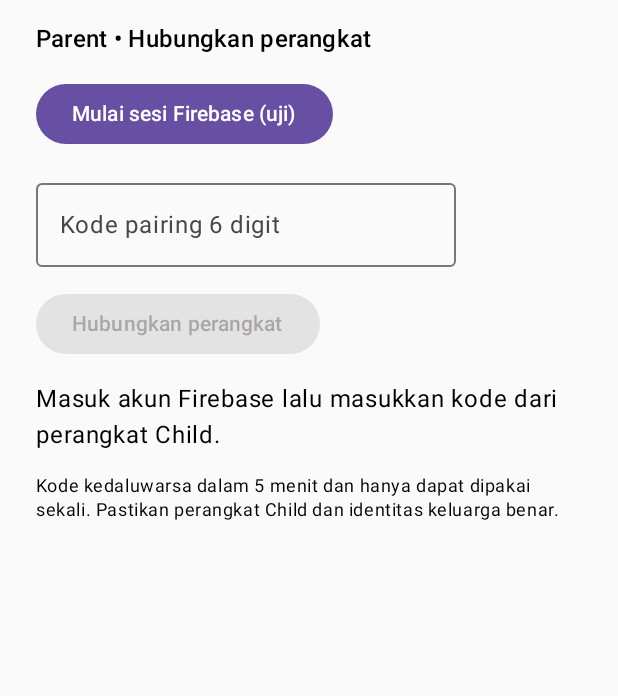
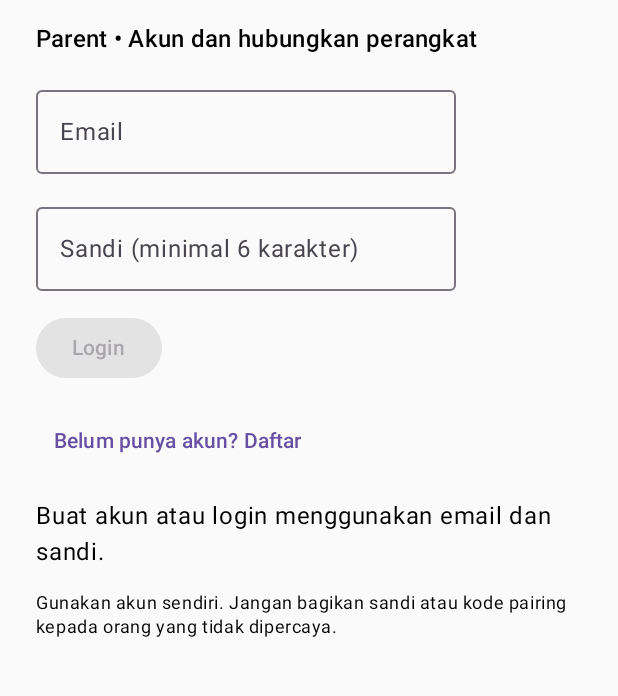
Before and after one commit to plegogel3-pixel/ruang-kendali-bersama, an Android app built with Jetpack Compose: the screen it shows after launch (MainActivity), on a phone screen of 412 x 824 dp, the part 90-786 px from its top. Run offline under Robolectric (Android 15) with nearby library versions, the phone set to English and light mode, and no system bars; our stand-ins replace Firebase (no records; nobody signed in at launch, a user with empty details on screens opened directly).

Commit message:
Add Parent email and password Firebase authentication

```diff
--- a/parent-app/src/main/java/id/plegogel3/ruangkendali/parent/MainActivity.kt
+++ b/parent-app/src/main/java/id/plegogel3/ruangkendali/parent/MainActivity.kt
@@ -7,6 +7,7 @@ import androidx.compose.foundation.layout.*
 import androidx.compose.material3.*
 import androidx.compose.runtime.*
 import androidx.compose.ui.Modifier
+import androidx.compose.ui.text.input.PasswordVisualTransformation
 import androidx.compose.ui.unit.dp
 import com.google.firebase.FirebaseApp
 import com.google.firebase.FirebaseOptions
@@ -25,27 +26,43 @@ class MainActivity : ComponentActivity() {
  }
  override fun onCreate(savedInstanceState:Bundle?){super.onCreate(savedInstanceState);setupFirebase()
   setContent { MaterialTheme {
-   var code by remember{mutableStateOf("")};var status by remember{mutableStateOf("Masuk akun Firebase lalu masukkan kode dari perangkat Child.")};var busy by remember{mutableStateOf(false)}
+   val auth=remember { if(FirebaseApp.getApps(this@MainActivity).isNotEmpty()) FirebaseAuth.getInstance() else null }
+   var signedIn by remember { mutableStateOf(auth?.currentUser!=null) }
+   var register by remember { mutableStateOf(false) }
+   var email by remember{mutableStateOf("")};var password by remember{mutableStateOf("")}
+   var code by remember{mutableStateOf("")};var status by remember{mutableStateOf("Buat akun atau login menggunakan email dan sandi.")};var busy by remember{mutableStateOf(false)}
    val scope=rememberCoroutineScope()
    Column(Modifier.fillMaxSize().padding(24.dp),verticalArrangement=Arrangement.spacedBy(14.dp)){
     Text("Ruang Kendali Bersama",style=MaterialTheme.typography.headlineMedium)
-    Text("Parent • Hubungkan perangkat",style=MaterialTheme.typography.titleMedium)
-    if(FirebaseApp.getApps(this@MainActivity).isNotEmpty()) Button(onClick={FirebaseAuth.getInstance().signInAnonymously().addOnSuccessListener{status="Sesi Firebase aktif. Masukkan kode Child."}.addOnFailureListener{status="Login gagal: ${it.message}"}}){Text("Mulai sesi Firebase (uji)")}
-    if(FirebaseApp.getApps(this@MainActivity).isEmpty())Text("Firebase belum dikonfigurasi. Atur API key, App ID, Project ID dan aktifkan Anonymous Authentication.")
+    Text("Parent • Akun dan hubungkan perangkat",style=MaterialTheme.typography.titleMedium)
+    if(auth==null) Text("Firebase belum dikonfigurasi. Periksa Firebase API key, App ID, Project ID.")
+    else if(!signedIn) {
+     OutlinedTextField(value=email,onValueChange={email=it.trim()},label={Text("Email")},singleLine=true)
+     OutlinedTextField(value=password,onValueChange={password=it},label={Text("Sandi (minimal 6 karakter)")},singleLine=true,visualTransformation=PasswordVisualTransformation())
+     Button(enabled=email.contains("@")&&password.length>=6&&!busy,onClick={
+      busy=true;status="Memproses akun…"
+      val task=if(register)auth.createUserWithEmailAndPassword(email,password) else auth.signInWithEmailAndPassword(email,password)
+      task.addOnSuccessListener{signedIn=true;status="Login berhasil. Sekarang masukkan kode Child.";password=""}
+       .addOnFailureListener{status=if(register)"Pendaftaran gagal: ${it.localizedMessage}" else "Login gagal: ${it.localizedMessage}"}
+       .addOnCompleteListener{busy=false}
+     }){Text(if(busy)"Memproses…" else if(register)"Daftar akun" else "Login")}
+     TextButton(onClick={register=!register;status=if(register)"Masukkan email dan sandi untuk membuat akun." else "Masuk dengan akun yang sudah dibuat."}){Text(if(register)"Sudah punya akun? Login" else "Belum punya akun? Daftar")}
+    } else {
+     Text("Login sebagai: ${auth.currentUser?.email ?: "akun Firebase"}")
+     TextButton(onClick={auth.signOut();signedIn=false;status="Anda sudah logout."}){Text("Logout")}
      OutlinedTextField(value=code,onValueChange={code=it.filter(Char::isDigit).take(6)},label={Text("Kode pairing 6 digit")},singleLine=true)
-    Button(enabled=code.length==6&&!busy&&FirebaseApp.getApps(this@MainActivity).isNotEmpty(),onClick={scope.launch{
+     Button(enabled=code.length==6&&!busy,onClick={scope.launch{
       busy=true
-     try{val user=FirebaseAuth.getInstance().currentUser
-      if(user==null){status="Belum login. Autentikasi Firebase perlu disiapkan.";return@launch}
+      try{val user=auth.currentUser ?: throw IllegalStateException("Silakan login kembali")
        val token=user.getIdToken(false).awaitToken()
        val result=withContext(Dispatchers.IO){val c=URL(BuildConfig.WORKER_BASE_URL.trimEnd('/')+"/pair/redeem").openConnection() as HttpURLConnection
         try{c.requestMethod="POST";c.connectTimeout=12000;c.readTimeout=12000;c.doOutput=true;c.setRequestProperty("Authorization","Bearer $token");c.setRequestProperty("Content-Type","application/json");c.outputStream.use{it.write(JSONObject().put("code",code).toString().toByteArray())};val s=if(c.responseCode in 200..299)c.inputStream else c.errorStream;val txt=s.bufferedReader().use{it.readText()};if(c.responseCode !in 200..299)throw IllegalStateException(JSONObject(txt).optString("error","HTTP ${c.responseCode}"));JSONObject(txt)}finally{c.disconnect()}}
-      status="Pairing berhasil untuk perangkat ${result.optString("deviceId")}."
-      code=""
+       status="Pairing berhasil untuk perangkat ${result.optString("deviceId")}.";code=""
       }catch(e:Exception){status="Pairing gagal: ${e.message ?: "periksa koneksi dan Worker"}"}finally{busy=false}
      }}){Text(if(busy)"Memproses…" else "Hubungkan perangkat")}
+    }
     Text(status)
-    Text("Kode kedaluwarsa dalam 5 menit dan hanya dapat dipakai sekali. Pastikan perangkat Child dan identitas keluarga benar.",style=MaterialTheme.typography.bodySmall)
+    Text("Gunakan akun sendiri. Jangan bagikan sandi atau kode pairing kepada orang yang tidak dipercaya.",style=MaterialTheme.typography.bodySmall)
    }
   } }
  }
```
Lines whose indentation alone changed are shown as unchanged.
